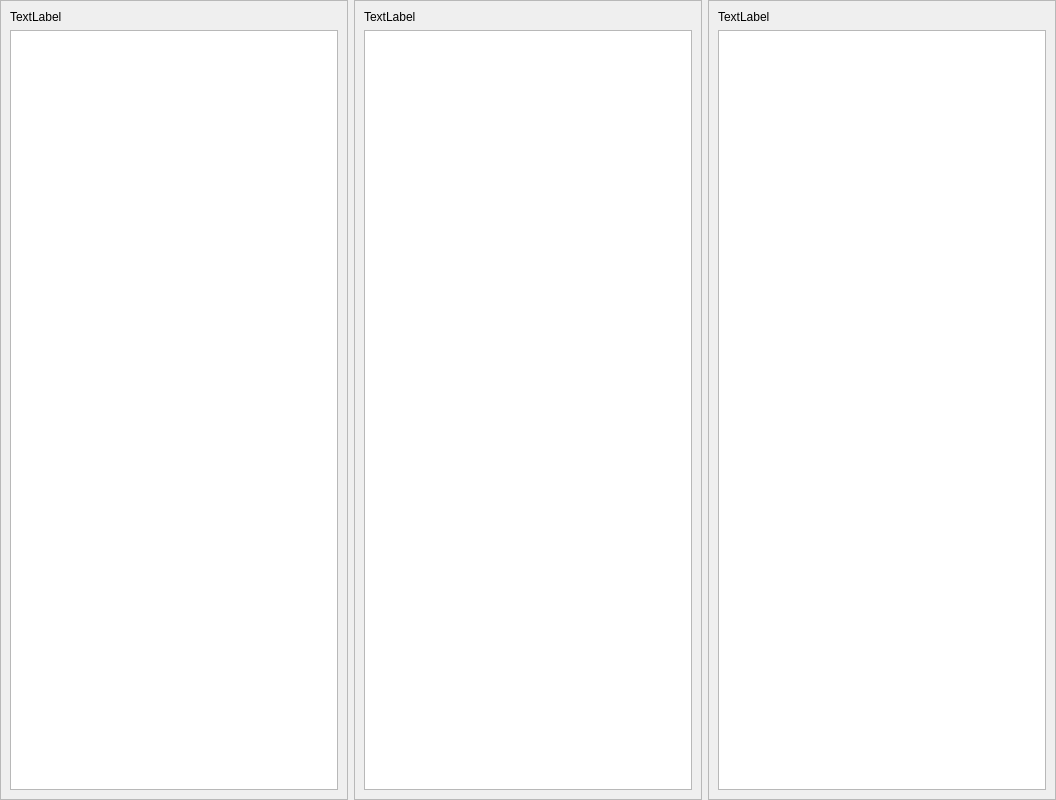
Old version of the form ui/sources/page_pindah_kelas.ui in the repository asjach/db_app.
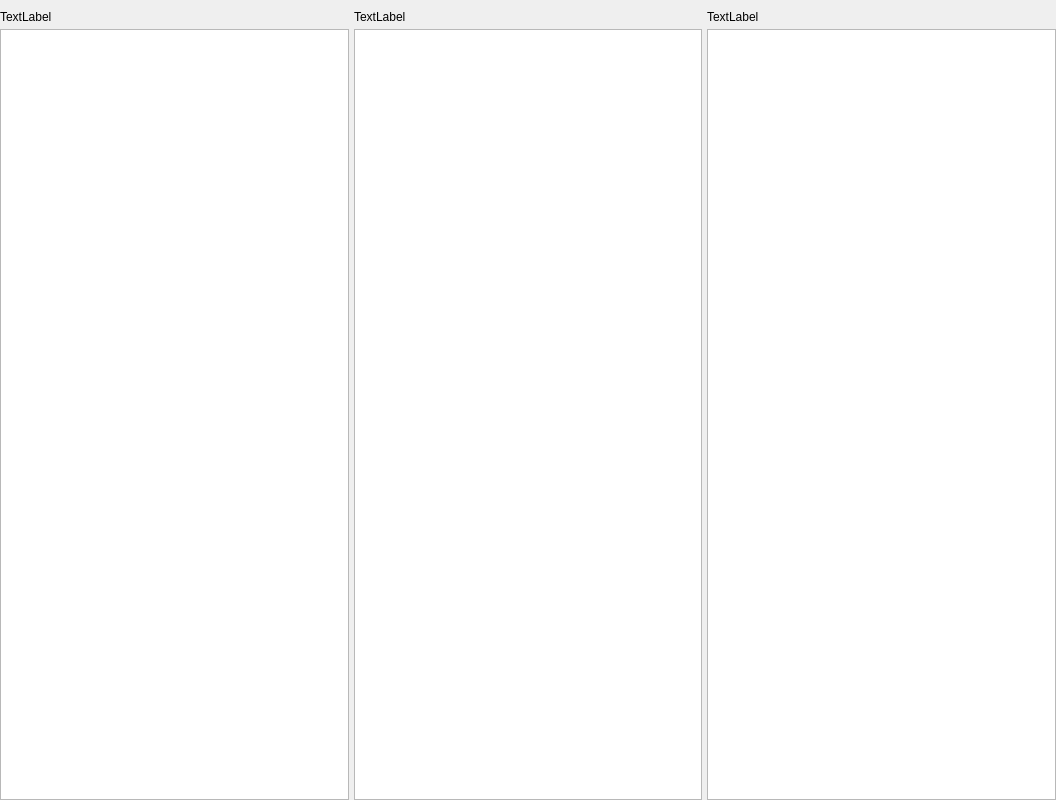
New version of the form.

The edit to the form file:
```diff
--- a/ui/sources/page_pindah_kelas.ui
+++ b/ui/sources/page_pindah_kelas.ui
@@ -26,42 +26,41 @@
    <property name="bottomMargin">
     <number>0</number>
    </property>
-   <item row="0" column="0">
-    <widget class="QFrame" name="frame">
-     <property name="frameShape">
-      <enum>QFrame::StyledPanel</enum>
-     </property>
-     <property name="frameShadow">
-      <enum>QFrame::Raised</enum>
-     </property>
-     <layout class="QGridLayout" name="gridLayout_2">
-      <item row="0" column="0">
-       <widget class="QLabel" name="lbl_a">
-        <property name="text">
-         <string>TextLabel</string>
-        </property>
-       </widget>
-      </item>
-      <item row="1" column="0">
-       <widget class="QTableWidget" name="tbl_a"/>
-      </item>
-     </layout>
-    </widget>
-   </item>
+   <property name="spacing">
+    <number>5</number>
+   </property>
    <item row="0" column="1">
-    <widget class="QFrame" name="frame_2">
-     <property name="frameShape">
-      <enum>QFrame::StyledPanel</enum>
-     </property>
-     <property name="frameShadow">
-      <enum>QFrame::Raised</enum>
-     </property>
+    <widget class="QWidget" name="widget_2" native="true">
      <layout class="QGridLayout" name="gridLayout_3">
+      <property name="leftMargin">
+       <number>0</number>
+      </property>
+      <property name="topMargin">
+       <number>0</number>
+      </property>
+      <property name="rightMargin">
+       <number>0</number>
+      </property>
+      <property name="bottomMargin">
+       <number>0</number>
+      </property>
+      <property name="spacing">
+       <number>5</number>
+      </property>
       <item row="0" column="0">
        <widget class="QLabel" name="lbl_b">
+        <property name="minimumSize">
+         <size>
+          <width>0</width>
+          <height>24</height>
+         </size>
+        </property>
         <property name="text">
          <string>TextLabel</string>
         </property>
+        <property name="alignment">
+         <set>Qt::AlignBottom|Qt::AlignLeading|Qt::AlignLeft</set>
+        </property>
        </widget>
       </item>
       <item row="1" column="0">
@@ -71,19 +70,37 @@
     </widget>
    </item>
    <item row="0" column="2">
-    <widget class="QFrame" name="frame_3">
-     <property name="frameShape">
-      <enum>QFrame::StyledPanel</enum>
-     </property>
-     <property name="frameShadow">
-      <enum>QFrame::Raised</enum>
-     </property>
+    <widget class="QWidget" name="widget_3" native="true">
      <layout class="QGridLayout" name="gridLayout_4">
+      <property name="leftMargin">
+       <number>0</number>
+      </property>
+      <property name="topMargin">
+       <number>0</number>
+      </property>
+      <property name="rightMargin">
+       <number>0</number>
+      </property>
+      <property name="bottomMargin">
+       <number>0</number>
+      </property>
+      <property name="spacing">
+       <number>5</number>
+      </property>
       <item row="0" column="0">
        <widget class="QLabel" name="lbl_c">
+        <property name="minimumSize">
+         <size>
+          <width>0</width>
+          <height>24</height>
+         </size>
+        </property>
         <property name="text">
          <string>TextLabel</string>
         </property>
+        <property name="alignment">
+         <set>Qt::AlignBottom|Qt::AlignLeading|Qt::AlignLeft</set>
+        </property>
        </widget>
       </item>
       <item row="1" column="0">
@@ -92,6 +109,46 @@
      </layout>
     </widget>
    </item>
+   <item row="0" column="0">
+    <widget class="QWidget" name="widget" native="true">
+     <layout class="QGridLayout" name="gridLayout_2">
+      <property name="leftMargin">
+       <number>0</number>
+      </property>
+      <property name="topMargin">
+       <number>0</number>
+      </property>
+      <property name="rightMargin">
+       <number>0</number>
+      </property>
+      <property name="bottomMargin">
+       <number>0</number>
+      </property>
+      <property name="spacing">
+       <number>5</number>
+      </property>
+      <item row="0" column="0">
+       <widget class="QLabel" name="lbl_a">
+        <property name="minimumSize">
+         <size>
+          <width>0</width>
+          <height>24</height>
+         </size>
+        </property>
+        <property name="text">
+         <string>TextLabel</string>
+        </property>
+        <property name="alignment">
+         <set>Qt::AlignBottom|Qt::AlignLeading|Qt::AlignLeft</set>
+        </property>
+       </widget>
+      </item>
+      <item row="1" column="0">
+       <widget class="QTableWidget" name="tbl_a"/>
+      </item>
+     </layout>
+    </widget>
+   </item>
   </layout>
  </widget>
  <resources/>
```
